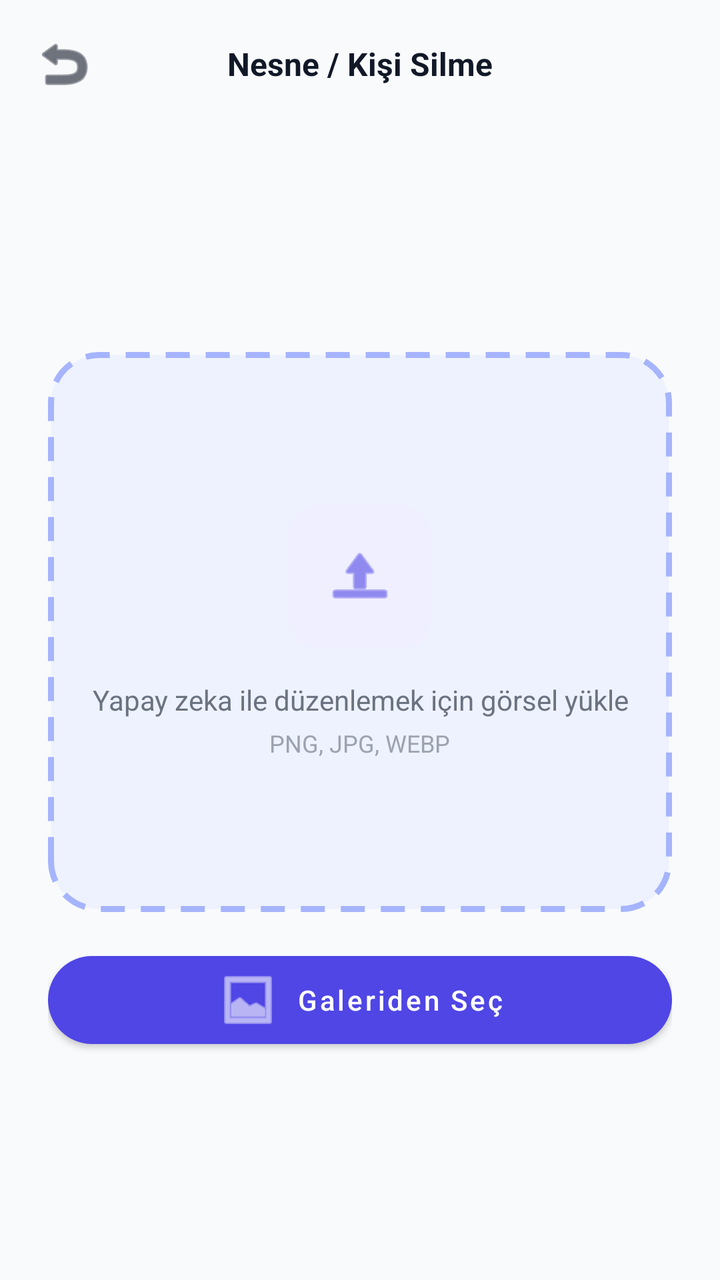
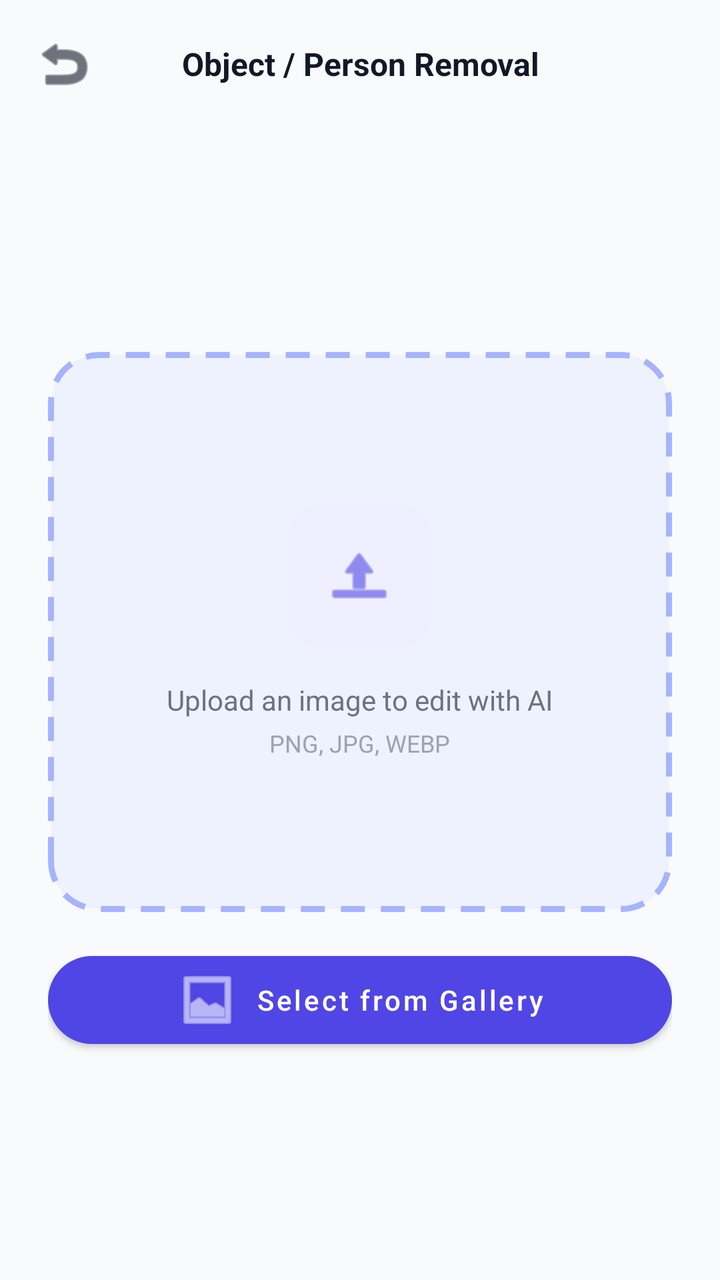

Screens rendered from an Android XML layout before and after an edit, with the pre-edit source and the edit as a unified diff.
<!-- AndroidManifest.xml: activity theme Theme.AIPhotoEditor -->
<!-- res/layout/activity_cleanup.xml -->
<?xml version="1.0" encoding="utf-8"?>
<LinearLayout xmlns:android="http://schemas.android.com/apk/res/android"
    xmlns:app="http://schemas.android.com/apk/res-auto"
    android:layout_width="match_parent"
    android:layout_height="match_parent"
    android:background="?android:colorBackground"
    android:orientation="vertical">

    
    <LinearLayout
        android:layout_width="match_parent"
        android:layout_height="@dimen/toolbar_height"
        android:gravity="center_vertical"
        android:orientation="horizontal"
        android:paddingHorizontal="@dimen/spacing_sm">

        <ImageButton
            android:id="@+id/btn_back"
            android:layout_width="48dp"
            android:layout_height="48dp"
            android:background="?selectableItemBackgroundBorderless"
            android:contentDescription="Geri"
            android:src="@android:drawable/ic_menu_revert"
            app:tint="?colorOnSurface" />

        <TextView
            android:layout_width="0dp"
            android:layout_height="wrap_content"
            android:layout_weight="1"
            android:gravity="center"
            android:text="@string/cleanup_title"
            android:textColor="?colorOnSurface"
            android:textSize="@dimen/text_subtitle"
            android:textStyle="bold" />

        
        <View
            android:layout_width="48dp"
            android:layout_height="48dp" />
    </LinearLayout>

    
    <FrameLayout
        android:layout_width="match_parent"
        android:layout_height="0dp"
        android:layout_weight="1">

        
        <LinearLayout
            android:id="@+id/layout_select_image"
            android:layout_width="match_parent"
            android:layout_height="match_parent"
            android:gravity="center"
            android:orientation="vertical"
            android:padding="@dimen/spacing_lg">

            
            <FrameLayout
                android:layout_width="match_parent"
                android:layout_height="280dp"
                android:background="@drawable/bg_dropzone"
                android:clickable="true"
                android:focusable="true"
                android:id="@+id/btn_select_image">

                <LinearLayout
                    android:layout_width="wrap_content"
                    android:layout_height="wrap_content"
                    android:layout_gravity="center"
                    android:gravity="center"
                    android:orientation="vertical">

                    
                    <FrameLayout
                        android:layout_width="72dp"
                        android:layout_height="72dp"
                        android:background="@drawable/bg_icon_upload">

                        <ImageView
                            android:layout_width="36dp"
                            android:layout_height="36dp"
                            android:layout_gravity="center"
                            android:src="@android:drawable/ic_menu_upload"
                            app:tint="@color/primary" />
                    </FrameLayout>

                    <TextView
                        android:layout_width="wrap_content"
                        android:layout_height="wrap_content"
                        android:layout_marginTop="@dimen/spacing_md"
                        android:text="@string/no_image_selected"
                        android:textColor="@color/text_secondary_light"
                        android:textSize="@dimen/text_body"
                        android:gravity="center" />

                    <TextView
                        android:layout_width="wrap_content"
                        android:layout_height="wrap_content"
                        android:layout_marginTop="@dimen/spacing_xs"
                        android:text="PNG, JPG, WEBP"
                        android:textColor="@color/text_tertiary_light"
                        android:textSize="@dimen/text_caption" />
                </LinearLayout>
            </FrameLayout>

            
            <com.google.android.material.button.MaterialButton
                android:id="@+id/btn_select_image_alt"
                android:layout_width="match_parent"
                android:layout_height="@dimen/button_height"
                android:layout_marginTop="@dimen/spacing_md"
                android:text="@string/select_from_gallery"
                android:textAllCaps="false"
                android:textSize="@dimen/text_body"
                app:cornerRadius="@dimen/button_corner_radius_pill"
                app:icon="@android:drawable/ic_menu_gallery"
                app:iconGravity="textStart" />
        </LinearLayout>

        
        <LinearLayout
            android:id="@+id/layout_draw_mask"
            android:layout_width="match_parent"
            android:layout_height="match_parent"
            android:orientation="vertical"
            android:visibility="gone">

            
            <com.example.myapplication.view.MaskDrawingView
                android:id="@+id/mask_drawing_view"
                android:layout_width="match_parent"
                android:layout_height="0dp"
                android:layout_weight="1" />

            
            <com.google.android.material.card.MaterialCardView
                android:layout_width="match_parent"
                android:layout_height="wrap_content"
                app:cardBackgroundColor="?colorSurface"
                app:cardCornerRadius="0dp"
                app:cardElevation="8dp">

                <LinearLayout
                    android:layout_width="match_parent"
                    android:layout_height="wrap_content"
                    android:orientation="vertical"
                    android:padding="@dimen/spacing_sm">

                    
                    <LinearLayout
                        android:layout_width="match_parent"
                        android:layout_height="wrap_content"
                        android:gravity="center_vertical"
                        android:orientation="horizontal"
                        android:paddingHorizontal="@dimen/spacing_sm">

                        <com.google.android.material.button.MaterialButton
                            android:id="@+id/btn_mode_toggle"
                            style="@style/Widget.MaterialComponents.Button.OutlinedButton"
                            android:layout_width="0dp"
                            android:layout_height="40dp"
                            android:layout_weight="1"
                            android:text="@string/cleanup_mode_draw"
                            android:textAllCaps="false"
                            android:textSize="@dimen/text_caption"
                            app:cornerRadius="12dp"
                            app:strokeColor="@color/primary" />

                        <View
                            android:layout_width="@dimen/spacing_sm"
                            android:layout_height="0dp" />

                        <ImageButton
                            android:id="@+id/btn_undo"
                            android:layout_width="40dp"
                            android:layout_height="40dp"
                            android:background="?selectableItemBackgroundBorderless"
                            android:contentDescription="@string/cleanup_undo"
                            android:src="@android:drawable/ic_menu_revert"
                            app:tint="?colorOnSurface" />

                        <ImageButton
                            android:id="@+id/btn_clear"
                            android:layout_width="40dp"
                            android:layout_height="40dp"
                            android:layout_marginStart="@dimen/spacing_xs"
                            android:background="?selectableItemBackgroundBorderless"
                            android:contentDescription="@string/cleanup_clear"
                            android:src="@android:drawable/ic_menu_delete"
                            app:tint="@color/error" />
                    </LinearLayout>

                    
                    <LinearLayout
                        android:id="@+id/layout_brush_controls"
                        android:layout_width="match_parent"
                        android:layout_height="wrap_content"
                        android:gravity="center_vertical"
                        android:orientation="horizontal"
                        android:paddingHorizontal="@dimen/spacing_sm"
                        android:paddingTop="@dimen/spacing_xs">

                        <TextView
                            android:layout_width="wrap_content"
                            android:layout_height="wrap_content"
                            android:text="@string/cleanup_brush_size"
                            android:textColor="@color/text_secondary_light"
                            android:textSize="@dimen/text_caption" />

                        <SeekBar
                            android:id="@+id/seekbar_brush_size"
                            android:layout_width="0dp"
                            android:layout_height="wrap_content"
                            android:layout_weight="1"
                            android:layout_marginHorizontal="@dimen/spacing_sm"
                            android:max="90"
                            android:progress="30"
                            android:progressTint="@color/primary"
                            android:thumbTint="@color/primary" />
                    </LinearLayout>
                </LinearLayout>
            </com.google.android.material.card.MaterialCardView>
        </LinearLayout>

        
        <LinearLayout
            android:id="@+id/layout_result"
            android:layout_width="match_parent"
            android:layout_height="match_parent"
            android:orientation="vertical"
            android:visibility="gone">

            <com.example.myapplication.view.BeforeAfterSliderView
                android:id="@+id/before_after_slider"
                android:layout_width="match_parent"
                android:layout_height="0dp"
                android:layout_weight="1" />
        </LinearLayout>

        
        <FrameLayout
            android:id="@+id/layout_loading"
            android:layout_width="match_parent"
            android:layout_height="match_parent"
            android:background="@color/overlay_dark"
            android:visibility="gone">

            <com.google.android.material.card.MaterialCardView
                android:layout_width="280dp"
                android:layout_height="wrap_content"
                android:layout_gravity="center"
                app:cardBackgroundColor="?colorSurface"
                app:cardCornerRadius="@dimen/loading_card_corner"
                app:cardElevation="16dp">

                <LinearLayout
                    android:layout_width="match_parent"
                    android:layout_height="wrap_content"
                    android:gravity="center"
                    android:orientation="vertical"
                    android:padding="@dimen/loading_card_padding">

                    <com.google.android.material.progressindicator.CircularProgressIndicator
                        android:layout_width="48dp"
                        android:layout_height="48dp"
                        android:indeterminate="true"
                        app:indicatorColor="@color/primary"
                        app:indicatorSize="48dp"
                        app:trackColor="@color/primary_surface"
                        app:trackThickness="4dp" />

                    <TextView
                        android:layout_width="wrap_content"
                        android:layout_height="wrap_content"
                        android:layout_marginTop="@dimen/spacing_lg"
                        android:text="Yapay zeka çalışıyor…"
                        android:textColor="?colorOnSurface"
                        android:textSize="@dimen/text_subtitle"
                        android:textStyle="bold" />

                    <TextView
                        android:layout_width="wrap_content"
                        android:layout_height="wrap_content"
                        android:layout_marginTop="@dimen/spacing_xs"
                        android:text="Nesne silme işlemi devam ediyor"
                        android:textColor="@color/text_secondary_light"
                        android:textSize="@dimen/text_caption" />
                </LinearLayout>
            </com.google.android.material.card.MaterialCardView>
        </FrameLayout>
    </FrameLayout>

    
    <LinearLayout
        android:id="@+id/layout_bottom_buttons"
        android:layout_width="match_parent"
        android:layout_height="wrap_content"
        android:background="?colorSurface"
        android:elevation="8dp"
        android:orientation="horizontal"
        android:padding="@dimen/spacing_md"
        android:visibility="gone">

        <com.google.android.material.button.MaterialButton
            android:id="@+id/btn_process"
            android:layout_width="0dp"
            android:layout_height="@dimen/button_height"
            android:layout_weight="1"
            android:text="@string/cleanup_process"
            android:textAllCaps="false"
            android:textSize="@dimen/text_body"
            app:cornerRadius="@dimen/button_corner_radius_pill"
            app:icon="@android:drawable/ic_menu_send"
            app:iconGravity="textStart" />

        <com.google.android.material.button.MaterialButton
            android:id="@+id/btn_save"
            style="@style/Widget.MaterialComponents.Button.OutlinedButton"
            android:layout_width="0dp"
            android:layout_height="@dimen/button_height"
            android:layout_marginStart="@dimen/spacing_sm"
            android:layout_weight="1"
            android:text="@string/save_image"
            android:textAllCaps="false"
            android:textSize="@dimen/text_body"
            android:visibility="gone"
            app:cornerRadius="@dimen/button_corner_radius_pill"
            app:icon="@android:drawable/ic_menu_save"
            app:iconGravity="textStart"
            app:strokeColor="@color/primary" />
    </LinearLayout>

</LinearLayout>
<!-- resources referenced by this layout -->
<resources>
  <color name="error">#FFEF4444</color>
  <color name="overlay_dark">#B3000000</color>
  <color name="primary">#FF4F46E5</color>
  <color name="primary_surface">#FFF0EFFF</color>
  <color name="text_secondary_light">#FF6B7280</color>
  <color name="text_tertiary_light">#FF9CA3AF</color>
  <dimen name="button_corner_radius_pill">28dp</dimen>
  <dimen name="button_height">56dp</dimen>
  <dimen name="loading_card_corner">28dp</dimen>
  <dimen name="loading_card_padding">40dp</dimen>
  <dimen name="spacing_lg">24dp</dimen>
  <dimen name="spacing_md">16dp</dimen>
  <dimen name="spacing_sm">8dp</dimen>
  <dimen name="spacing_xs">4dp</dimen>
  <dimen name="text_body">14sp</dimen>
  <dimen name="text_caption">12sp</dimen>
  <dimen name="text_subtitle">16sp</dimen>
  <dimen name="toolbar_height">64dp</dimen>
  <string name="cleanup_brush_size">Fırça Boyutu</string>
  <string name="cleanup_clear">Temizle</string>
  <string name="cleanup_mode_draw">✏️ Çizim</string>
  <string name="cleanup_process">Sil ve Temizle</string>
  <string name="cleanup_title">Nesne / Kişi Silme</string>
  <string name="cleanup_undo">Geri Al</string>
  <string name="no_image_selected">Yapay zeka ile düzenlemek için görsel yükle</string>
  <string name="save_image">Görseli Kaydet</string>
  <string name="select_from_gallery">Galeriden Seç</string>
  <style name="Theme.AIPhotoEditor" parent="Theme.MaterialComponents.DayNight.NoActionBar">
          
          <item name="colorPrimary">@color/primary</item>
          <item name="colorPrimaryVariant">@color/primary_dark</item>
          <item name="colorOnPrimary">@color/on_primary</item>
          
          <item name="colorSecondary">@color/secondary</item>
          <item name="colorSecondaryVariant">@color/secondary_dark</item>
          <item name="colorOnSecondary">@color/on_secondary</item>
          
          <item name="android:colorBackground">@color/background_light</item>
          <item name="colorSurface">@color/surface_light</item>
          <item name="colorOnSurface">@color/on_surface_light</item>
          
          <item name="android:statusBarColor">@color/background_light</item>
          <item name="android:windowLightStatusBar">true</item>
          <item name="android:navigationBarColor">@color/background_light</item>
          
          <item name="colorError">@color/error</item>
      </style>
  <dimen name="dropzone_corner_radius">24dp</dimen>
  <dimen name="dropzone_dash_width">3dp</dimen>
  <color name="dropzone_stroke_light">#FFA5B4FC</color>
  <dimen name="dropzone_dash_gap">8dp</dimen>
  <color name="dropzone_bg_light">#FFEEF2FF</color>
  <dimen name="card_icon_box_radius">16dp</dimen>
  <color name="primary_dark">#FF4338CA</color>
  <color name="on_primary">#FFFFFFFF</color>
  <color name="secondary">#FF0EA5E9</color>
  <color name="secondary_dark">#FF0284C7</color>
  <color name="on_secondary">#FFFFFFFF</color>
  <color name="background_light">#FFF9FAFB</color>
  <color name="surface_light">#FFFFFFFF</color>
  <color name="on_surface_light">#FF111827</color>
  <!-- unchanged entries left out for length: 2 -->
</resources>

<!-- the commit's change to res/layout/activity_cleanup.xml (unified diff, before → after) -->
@@ -19,7 +19,7 @@
             android:layout_width="48dp"
             android:layout_height="48dp"
             android:background="?selectableItemBackgroundBorderless"
-            android:contentDescription="Geri"
+            android:contentDescription="@string/content_desc_back"
             android:src="@android:drawable/ic_menu_revert"
             app:tint="?colorOnSurface" />
 
@@ -97,7 +97,7 @@
                         android:layout_width="wrap_content"
                         android:layout_height="wrap_content"
                         android:layout_marginTop="@dimen/spacing_xs"
-                        android:text="PNG, JPG, WEBP"
+                        android:text="@string/dropzone_formats_basic"
                         android:textColor="@color/text_tertiary_light"
                         android:textSize="@dimen/text_caption" />
                 </LinearLayout>
@@ -273,7 +273,7 @@
                         android:layout_width="wrap_content"
                         android:layout_height="wrap_content"
                         android:layout_marginTop="@dimen/spacing_lg"
-                        android:text="Yapay zeka çalışıyor…"
+                        android:text="@string/loading_ai_working"
                         android:textColor="?colorOnSurface"
                         android:textSize="@dimen/text_subtitle"
                         android:textStyle="bold" />
@@ -282,7 +282,7 @@
                         android:layout_width="wrap_content"
                         android:layout_height="wrap_content"
                         android:layout_marginTop="@dimen/spacing_xs"
-                        android:text="Nesne silme işlemi devam ediyor"
+                        android:text="@string/loading_cleanup"
                         android:textColor="@color/text_secondary_light"
                         android:textSize="@dimen/text_caption" />
                 </LinearLayout>
<!-- resource entries referenced after the edit -->
@@ -18,15 +18,19 @@
   <dimen name="text_caption">12sp</dimen>
   <dimen name="text_subtitle">16sp</dimen>
   <dimen name="toolbar_height">64dp</dimen>
-  <string name="cleanup_brush_size">Fırça Boyutu</string>
-  <string name="cleanup_clear">Temizle</string>
-  <string name="cleanup_mode_draw">✏️ Çizim</string>
-  <string name="cleanup_process">Sil ve Temizle</string>
-  <string name="cleanup_title">Nesne / Kişi Silme</string>
-  <string name="cleanup_undo">Geri Al</string>
-  <string name="no_image_selected">Yapay zeka ile düzenlemek için görsel yükle</string>
-  <string name="save_image">Görseli Kaydet</string>
-  <string name="select_from_gallery">Galeriden Seç</string>
+  <string name="cleanup_brush_size">Brush Size</string>
+  <string name="cleanup_clear">Clear</string>
+  <string name="cleanup_mode_draw">✏️ Draw</string>
+  <string name="cleanup_process">Erase &amp; Clean</string>
+  <string name="cleanup_title">Object / Person Removal</string>
+  <string name="cleanup_undo">Undo</string>
+  <string name="content_desc_back">Back</string>
+  <string name="dropzone_formats_basic">PNG, JPG, WEBP</string>
+  <string name="loading_ai_working">AI is working…</string>
+  <string name="loading_cleanup">Object removal in progress</string>
+  <string name="no_image_selected">Upload an image to edit with AI</string>
+  <string name="save_image">Save Image</string>
+  <string name="select_from_gallery">Select from Gallery</string>
   <style name="Theme.AIPhotoEditor" parent="Theme.MaterialComponents.DayNight.NoActionBar">
           
           <item name="colorPrimary">@color/primary</item>
@@ -46,6 +50,9 @@
           <item name="android:navigationBarColor">@color/background_light</item>
           
           <item name="colorError">@color/error</item>
+          
+          <item name="android:windowBackground">@color/background_light</item>
+          <item name="android:windowAnimationStyle">@style/FadeAnimation</item>
       </style>
   <dimen name="dropzone_corner_radius">24dp</dimen>
   <dimen name="dropzone_dash_width">3dp</dimen>
@@ -61,6 +68,12 @@
   <color name="background_light">#FFF9FAFB</color>
   <color name="surface_light">#FFFFFFFF</color>
   <color name="on_surface_light">#FF111827</color>
+  <style name="FadeAnimation" parent="@android:style/Animation.Activity">
+          <item name="android:activityOpenEnterAnimation">@android:anim/fade_in</item>
+          <item name="android:activityOpenExitAnimation">@android:anim/fade_out</item>
+          <item name="android:activityCloseEnterAnimation">@android:anim/fade_in</item>
+          <item name="android:activityCloseExitAnimation">@android:anim/fade_out</item>
+      </style>
   <!-- unchanged entries left out for length: 2 -->
 </resources>
 
